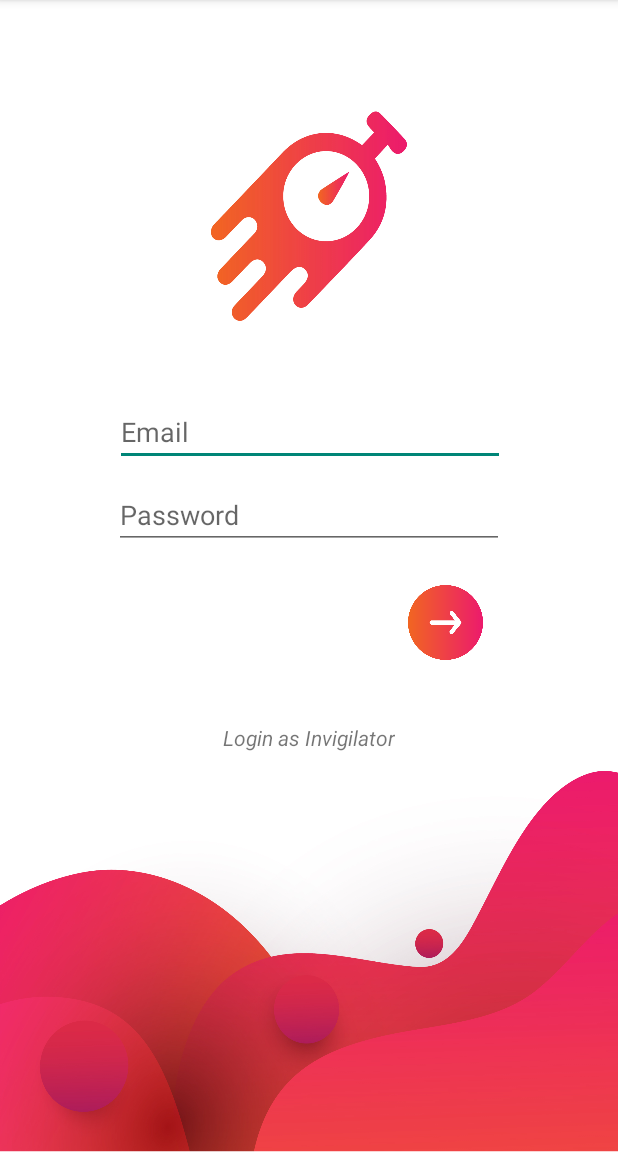
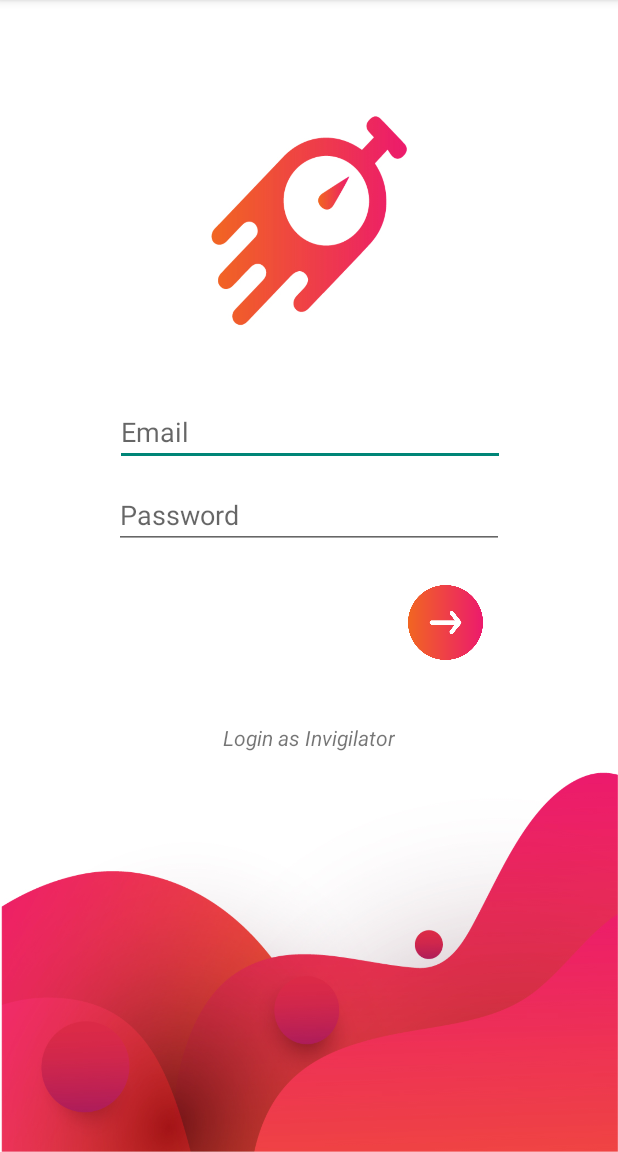
Before and after one commit to kynang98/TimesUp_ver1, an Android app: the screen it shows after launch (MainActivity), on a phone screen of 412 x 824 dp, the part 84-1236 px from its top. Run offline under Robolectric (Android 15) with nearby library versions, the phone set to English and light mode, and no system bars; our stand-ins replace Firebase (no records; nobody signed in at launch, a user with empty details on screens opened directly).

Commit message:
finished login UI

```diff
--- a/app/src/main/res/layout/activity_login.xml
+++ b/app/src/main/res/layout/activity_login.xml
@@ -5,7 +5,7 @@
     android:layout_width="match_parent"
     android:layout_height="match_parent"
     tools:context=".LoginActivity"
-    android:background="@drawable/InviLoginBackground">
+    android:background="@drawable/invigiloginbackground">
 
     <EditText
         android:id="@+id/login_email"
--- a/app/src/main/res/layout/activity_main.xml
+++ b/app/src/main/res/layout/activity_main.xml
@@ -5,7 +5,7 @@
     android:layout_width="match_parent"
     android:layout_height="match_parent"
     tools:context=".MainActivity"
-    android:background="@drawable/LoginBackground">
+    android:background="@drawable/loginbackground">
 
     <EditText
         android:id="@+id/signup_email"
```
Also changed, not shown: app/src/main/res/drawable/InviLoginBackground.jpg (deleted), app/src/main/res/drawable/LoginBackground.jpg (deleted), app/src/main/res/drawable/invigiloginbackground.jpg (added), app/src/main/res/drawable/loginbackground.jpg (added).
